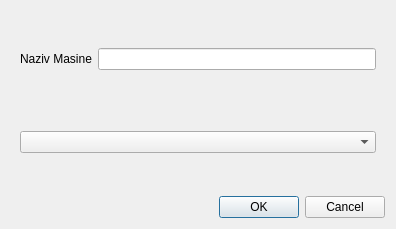
The window that gui/POVI/machinedialog.ui (Loptica23/POVI) describes before a commit, drawn with Qt 5.
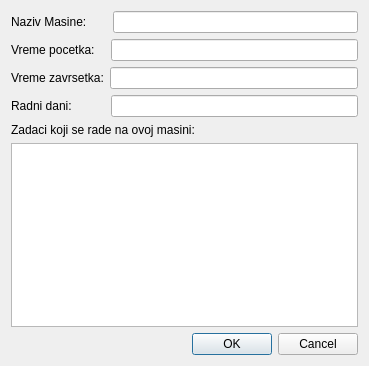
The same window after the commit.

The edit to the form file:
```diff
--- a/gui/POVI/machinedialog.ui
+++ b/gui/POVI/machinedialog.ui
@@ -6,8 +6,8 @@
    <rect>
     <x>0</x>
     <y>0</y>
-    <width>396</width>
-    <height>229</height>
+    <width>369</width>
+    <height>366</height>
    </rect>
   </property>
   <property name="windowTitle">
@@ -20,6 +20,18 @@
    <item>
     <widget class="QWidget" name="widget" native="true">
      <layout class="QVBoxLayout" name="verticalLayout_2">
+      <property name="leftMargin">
+       <number>0</number>
+      </property>
+      <property name="topMargin">
+       <number>0</number>
+      </property>
+      <property name="rightMargin">
+       <number>0</number>
+      </property>
+      <property name="bottomMargin">
+       <number>0</number>
+      </property>
       <item>
        <widget class="QWidget" name="widget_2" native="true">
         <layout class="QHBoxLayout" name="horizontalLayout">
@@ -38,7 +50,7 @@
          <item>
           <widget class="QLabel" name="label">
            <property name="text">
-            <string>Naziv Masine</string>
+            <string>Naziv Masine:      </string>
            </property>
           </widget>
          </item>
@@ -48,6 +60,9 @@
         </layout>
        </widget>
       </item>
+     </layout>
+    </widget>
+   </item>
       <item>
        <widget class="QWidget" name="widget_3" native="true">
         <layout class="QHBoxLayout" name="horizontalLayout_2">
@@ -64,14 +79,99 @@
           <number>0</number>
          </property>
          <item>
-          <widget class="QComboBox" name="comboBox"/>
-         </item>
+       <widget class="QLabel" name="label_3">
+        <property name="text">
+         <string>Vreme pocetka:   </string>
+        </property>
+       </widget>
+      </item>
+      <item>
+       <widget class="QLineEdit" name="lineEdit">
+        <property name="inputMethodHints">
+         <set>Qt::ImhTime</set>
+        </property>
+        <property name="readOnly">
+         <bool>true</bool>
+        </property>
+       </widget>
+      </item>
         </layout>
        </widget>
       </item>
+   <item>
+    <widget class="QWidget" name="widget_4" native="true">
+     <layout class="QHBoxLayout" name="horizontalLayout_3">
+      <property name="leftMargin">
+       <number>0</number>
+      </property>
+      <property name="topMargin">
+       <number>0</number>
+      </property>
+      <property name="rightMargin">
+       <number>0</number>
+      </property>
+      <property name="bottomMargin">
+       <number>0</number>
+      </property>
+      <item>
+       <widget class="QLabel" name="label_4">
+        <property name="text">
+         <string>Vreme zavrsetka:</string>
+        </property>
+       </widget>
+      </item>
+      <item>
+       <widget class="QLineEdit" name="lineEdit_2">
+        <property name="readOnly">
+         <bool>true</bool>
+        </property>
+       </widget>
+      </item>
      </layout>
     </widget>
    </item>
+   <item>
+    <widget class="QWidget" name="widget_5" native="true">
+     <layout class="QHBoxLayout" name="horizontalLayout_4">
+      <property name="leftMargin">
+       <number>0</number>
+      </property>
+      <property name="topMargin">
+       <number>0</number>
+      </property>
+      <property name="rightMargin">
+       <number>0</number>
+      </property>
+      <property name="bottomMargin">
+       <number>0</number>
+      </property>
+      <item>
+       <widget class="QLabel" name="label_5">
+        <property name="text">
+         <string>Radni dani:          </string>
+        </property>
+       </widget>
+      </item>
+      <item>
+       <widget class="QLineEdit" name="lineEdit_3">
+        <property name="readOnly">
+         <bool>true</bool>
+        </property>
+       </widget>
+      </item>
+     </layout>
+    </widget>
+   </item>
+   <item>
+    <widget class="QLabel" name="label_2">
+     <property name="text">
+      <string>Zadaci koji se rade na ovoj masini:</string>
+     </property>
+    </widget>
+   </item>
+   <item>
+    <widget class="QListWidget" name="listWidget"/>
+   </item>
    <item>
     <widget class="QDialogButtonBox" name="buttonBox">
      <property name="orientation">
```
Lines whose indentation alone changed are shown as unchanged.
